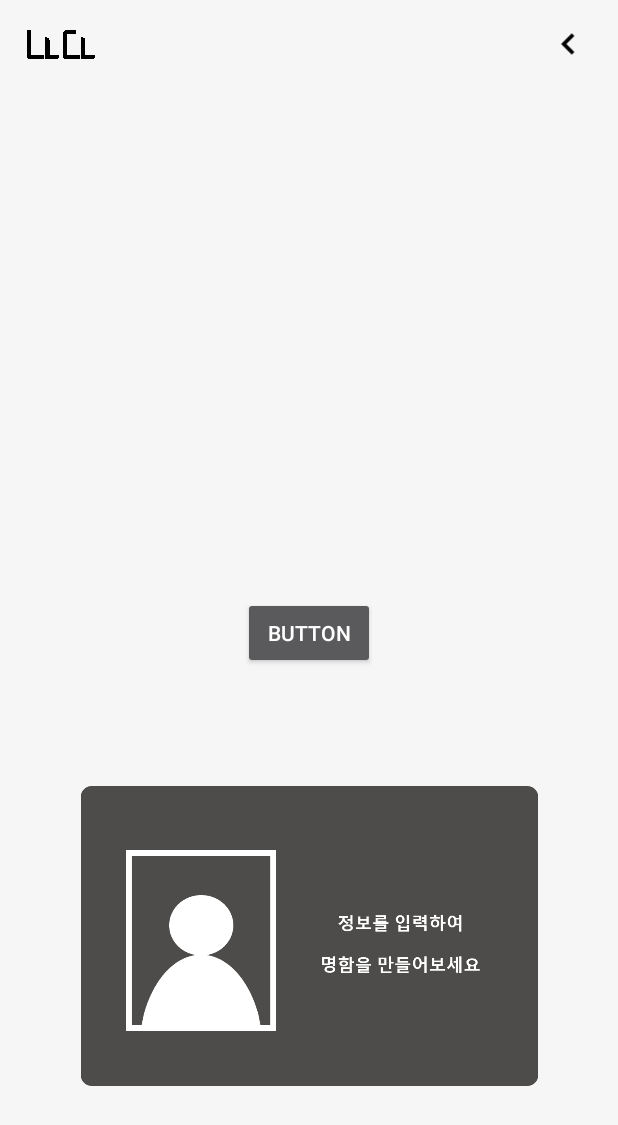
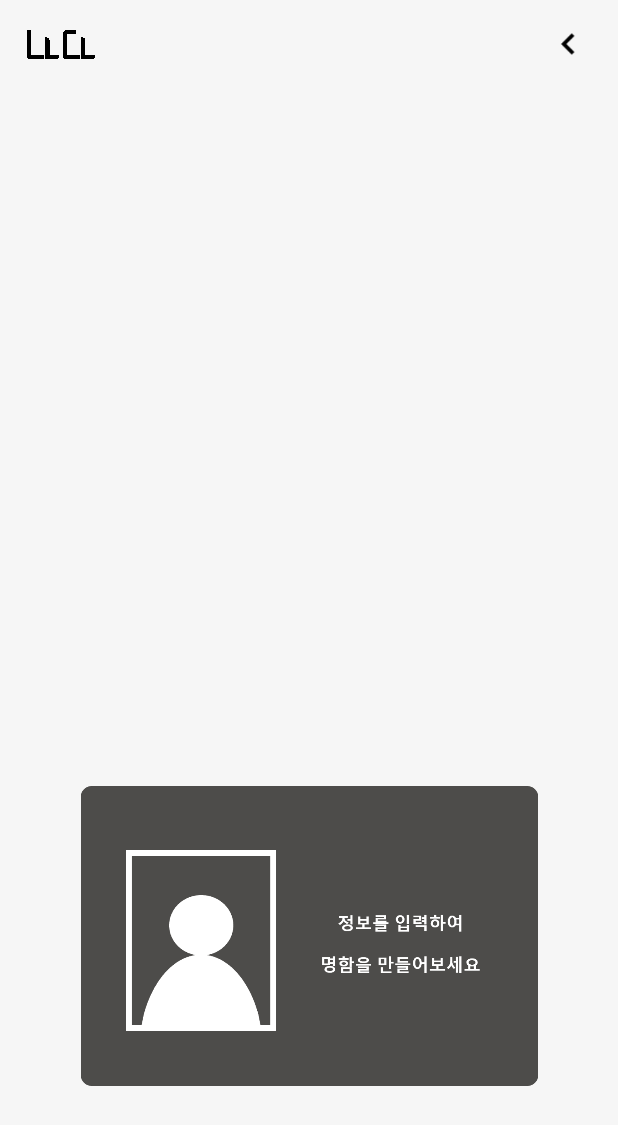
Before and after one commit to OSsunNO/Cname, an Android app: the layout activity_send.xml on its own in the app's theme, with its tools: preview values and no code run, on a phone screen of 412 x 824 dp. Shown: the top 1125 px of the screen. Run offline under Robolectric (Android 15) with nearby library versions, the phone set to English and light mode, and no system bars.

Commit message:
리사이클러뷰 아이템 클릭시 이동까지 만듦. db에서 정보만 불러와서 붙이면 됨.

```diff
--- a/app/src/main/AndroidManifest.xml
+++ b/app/src/main/AndroidManifest.xml
@@ -17,6 +17,9 @@
         android:supportsRtl="true"
         android:theme="@style/Theme.AppCompat.NoActionBar"
         android:usesCleartextTraffic="true">
+        <activity
+            android:name=".FriendPageActivity"
+            android:exported="true" />
         <activity
             android:name=".SignupInitialInfoActivity"
             android:exported="true" />
--- a/app/src/main/java/com/cname/nada/functions/GpsTracker.java
+++ b/app/src/main/java/com/cname/nada/functions/GpsTracker.java
@@ -10,8 +10,9 @@ import android.location.LocationListener;
 import android.location.LocationManager;
 import android.os.Bundle;
 import android.os.IBinder;
+import android.util.Log;
+
 import androidx.core.content.ContextCompat;
-import android.util.Log;
 
 public class GpsTracker extends Service implements LocationListener {
 
--- a/app/src/main/res/layout/activity_send.xml
+++ b/app/src/main/res/layout/activity_send.xml
@@ -38,26 +38,6 @@
             android:contentDescription="returnBtn" />
     </androidx.constraintlayout.widget.ConstraintLayout>
 
-    <TextView
-        android:id="@+id/textview"
-        android:layout_width="wrap_content"
-        android:layout_height="wrap_content"
-        app:layout_constraintVertical_chainStyle="packed"
-        app:layout_constraintBottom_toTopOf="@+id/button"
-        app:layout_constraintLeft_toLeftOf="parent"
-        app:layout_constraintRight_toRightOf="parent"
-        app:layout_constraintTop_toTopOf="parent" />
-
-    <Button
-        android:id="@+id/button"
-        android:layout_width="wrap_content"
-        android:layout_height="wrap_content"
-        android:text="Button"
-        app:layout_constraintBottom_toBottomOf="parent"
-        app:layout_constraintLeft_toLeftOf="parent"
-        app:layout_constraintRight_toRightOf="parent"
-        app:layout_constraintTop_toBottomOf="@+id/textview"/>
-
     <ImageView xmlns:android="http://schemas.android.com/apk/res/android"
         android:id="@+id/nameCardImageViewFront"
         android:layout_width="306dp"
```
Also changed, not shown: app/src/main/java/com/cname/nada/Frag2.java (+13 -1 lines), app/src/main/java/com/cname/nada/FriendPageActivity.java (added, +20 -0 lines), app/src/main/java/com/cname/nada/RecyclerViewAdapter.java (+25 -2 lines), app/src/main/java/com/cname/nada/SendActivity.java (+77 -35 lines), app/src/main/java/com/cname/nada/functions/CurrentFriendID.java (added, +13 -0 lines), app/src/main/res/layout/activity_friend_page.xml (added, +9 -0 lines).
